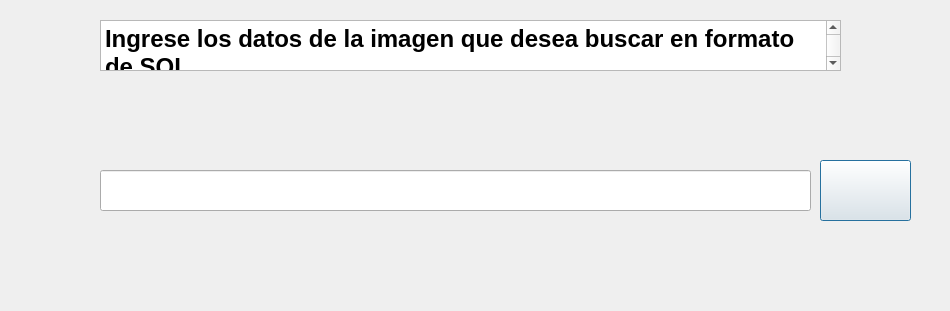
Old version of the form busquedaimagen.ui in the repository sharingplay/Proyecto-3.
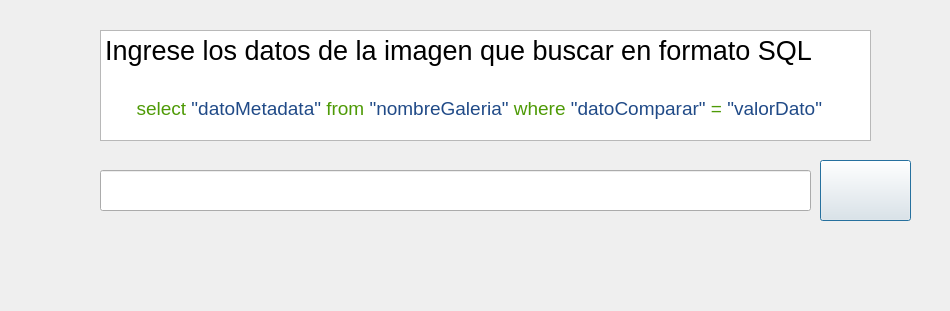
New version of the form. Icons and pictures are not drawn.

Commit message: actualizacion  interfaz

Patch:
```diff
--- a/busquedaimagen.ui
+++ b/busquedaimagen.ui
@@ -39,13 +39,13 @@
     <string/>
    </property>
   </widget>
-  <widget class="QTextEdit" name="textEdit">
+  <widget class="QTextBrowser" name="textBrowser">
    <property name="geometry">
     <rect>
      <x>100</x>
-     <y>20</y>
-     <width>741</width>
-     <height>51</height>
+     <y>30</y>
+     <width>771</width>
+     <height>111</height>
     </rect>
    </property>
    <property name="html">
@@ -53,7 +53,9 @@
 &lt;html&gt;&lt;head&gt;&lt;meta name=&quot;qrichtext&quot; content=&quot;1&quot; /&gt;&lt;style type=&quot;text/css&quot;&gt;
 p, li { white-space: pre-wrap; }
 &lt;/style&gt;&lt;/head&gt;&lt;body style=&quot; font-family:'Cantarell'; font-size:11pt; font-weight:400; font-style:normal;&quot;&gt;
-&lt;p style=&quot; margin-top:0px; margin-bottom:0px; margin-left:0px; margin-right:0px; -qt-block-indent:0; text-indent:0px;&quot;&gt;&lt;span style=&quot; font-size:18pt; font-weight:600;&quot;&gt;Ingrese los datos de la imagen que desea buscar en formato de SQL&lt;/span&gt;&lt;/p&gt;&lt;/body&gt;&lt;/html&gt;</string>
+&lt;p style=&quot; margin-top:0px; margin-bottom:0px; margin-left:0px; margin-right:0px; -qt-block-indent:0; text-indent:0px;&quot;&gt;&lt;span style=&quot; font-size:20pt;&quot;&gt;Ingrese los datos de la imagen que buscar en formato SQL&lt;/span&gt;&lt;/p&gt;
+&lt;p style=&quot;-qt-paragraph-type:empty; margin-top:0px; margin-bottom:0px; margin-left:0px; margin-right:0px; -qt-block-indent:0; text-indent:0px; font-size:20pt;&quot;&gt;&lt;br /&gt;&lt;/p&gt;
+&lt;p style=&quot; margin-top:0px; margin-bottom:0px; margin-left:0px; margin-right:0px; -qt-block-indent:0; text-indent:0px;&quot;&gt;&lt;span style=&quot; font-size:14pt;&quot;&gt;      &lt;/span&gt;&lt;span style=&quot; font-size:14pt; color:#4e9a06;&quot;&gt;select&lt;/span&gt;&lt;span style=&quot; font-size:14pt;&quot;&gt; &lt;/span&gt;&lt;span style=&quot; font-size:14pt; color:#204a87;&quot;&gt;&amp;quot;datoMetadata&amp;quot;&lt;/span&gt;&lt;span style=&quot; font-size:14pt;&quot;&gt; &lt;/span&gt;&lt;span style=&quot; font-size:14pt; color:#4e9a06;&quot;&gt;from&lt;/span&gt;&lt;span style=&quot; font-size:14pt;&quot;&gt; &lt;/span&gt;&lt;span style=&quot; font-size:14pt; color:#204a87;&quot;&gt;&amp;quot;nombreGaleria&amp;quot;&lt;/span&gt;&lt;span style=&quot; font-size:14pt;&quot;&gt; &lt;/span&gt;&lt;span style=&quot; font-size:14pt; color:#4e9a06;&quot;&gt;where&lt;/span&gt;&lt;span style=&quot; font-size:14pt;&quot;&gt; &lt;/span&gt;&lt;span style=&quot; font-size:14pt; color:#204a87;&quot;&gt;&amp;quot;datoComparar&amp;quot;&lt;/span&gt;&lt;span style=&quot; font-size:14pt;&quot;&gt; &lt;/span&gt;&lt;span style=&quot; font-size:14pt; color:#4e9a06;&quot;&gt;=&lt;/span&gt;&lt;span style=&quot; font-size:14pt;&quot;&gt; &lt;/span&gt;&lt;span style=&quot; font-size:14pt; color:#204a87;&quot;&gt;&amp;quot;valorDato&amp;quot;&lt;/span&gt;&lt;/p&gt;&lt;/body&gt;&lt;/html&gt;</string>
    </property>
   </widget>
  </widget>
```
The commit also changes 4 other files.
